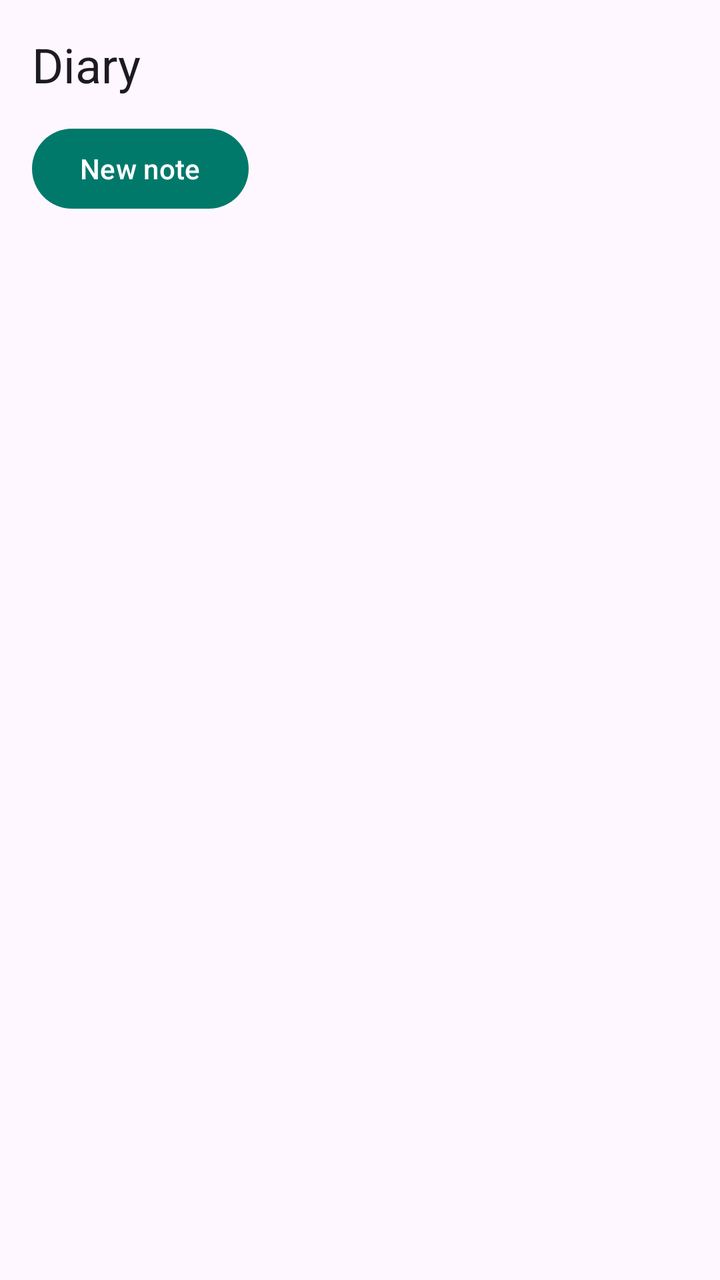
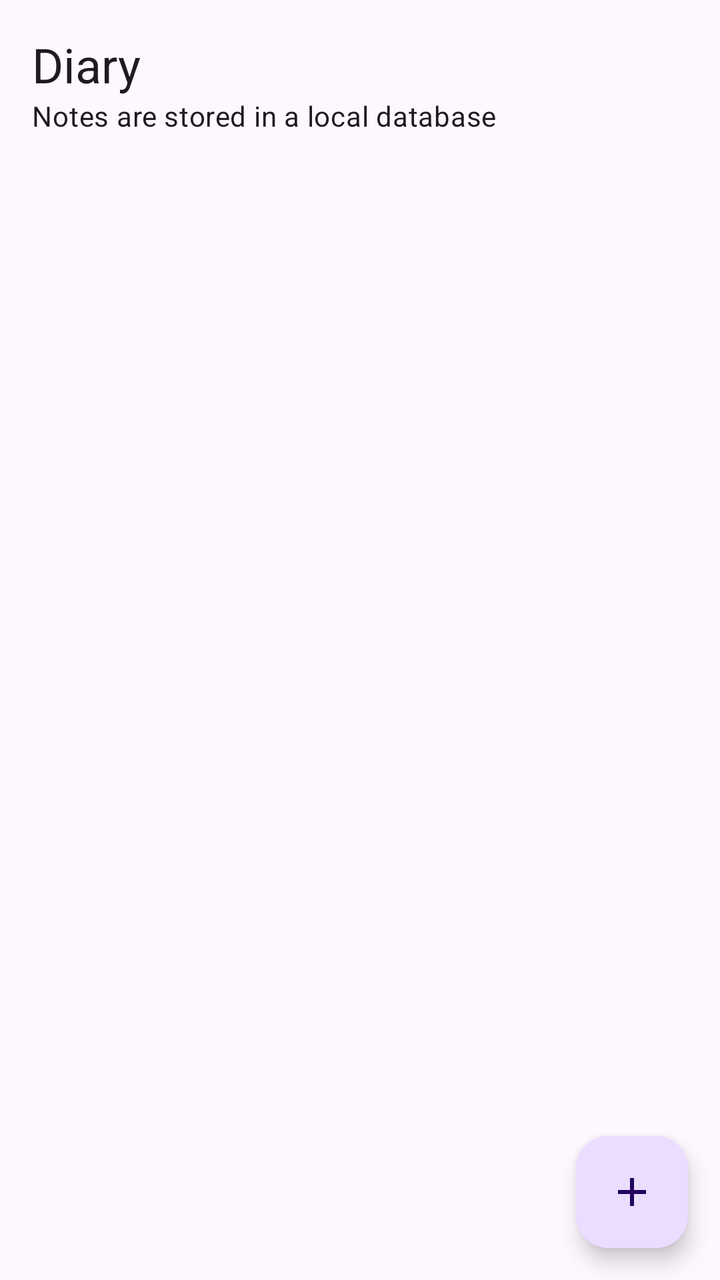

Two renders of the same Android screen: before a commit and after it. Below are the layout's source before the change and the commit's diff.
<!-- AndroidManifest.xml: application theme Theme.WellnessTracker -->
<!-- res/layout/fragment_diary.xml -->
<?xml version="1.0" encoding="utf-8"?>
<ScrollView xmlns:android="http://schemas.android.com/apk/res/android"
    android:layout_width="match_parent"
    android:layout_height="match_parent"
    android:fillViewport="true">
    <LinearLayout
        android:layout_width="match_parent"
        android:layout_height="wrap_content"
        android:orientation="vertical"
        android:padding="16dp">
        <TextView
            android:layout_width="match_parent"
            android:layout_height="wrap_content"
            android:text="@string/nav_diary"
            android:textAppearance="?attr/textAppearanceHeadlineSmall" />
        <Button
            android:id="@+id/btnDiaryAdd"
            android:layout_width="wrap_content"
            android:layout_height="wrap_content"
            android:layout_marginVertical="12dp"
            android:text="@string/diary_new" />
        <LinearLayout
            android:id="@+id/diaryEntries"
            android:layout_width="match_parent"
            android:layout_height="wrap_content"
            android:orientation="vertical" />
    </LinearLayout>
</ScrollView>
<!-- resources referenced by this layout -->
<resources>
  <string name="diary_new">New note</string>
  <string name="nav_diary">Diary</string>
  <style name="Theme.WellnessTracker" parent="Theme.Material3.DayNight.NoActionBar">
          <item name="colorPrimary">@color/primary</item>
          <item name="colorOnPrimary">@color/on_primary</item>
      </style>
  <color name="primary">#FF00796B</color>
  <color name="on_primary">#FFFFFFFF</color>
</resources>

<!-- the commit's change to res/layout/fragment_diary.xml (unified diff, before → after) -->
@@ -1,28 +1,56 @@
 <?xml version="1.0" encoding="utf-8"?>
-<ScrollView xmlns:android="http://schemas.android.com/apk/res/android"
+<FrameLayout xmlns:android="http://schemas.android.com/apk/res/android"
+    xmlns:app="http://schemas.android.com/apk/res-auto"
     android:layout_width="match_parent"
-    android:layout_height="match_parent"
-    android:fillViewport="true">
-    <LinearLayout
+    android:layout_height="match_parent">
+
+    <ScrollView
         android:layout_width="match_parent"
-        android:layout_height="wrap_content"
-        android:orientation="vertical"
-        android:padding="16dp">
-        <TextView
+        android:layout_height="match_parent"
+        android:clipToPadding="false"
+        android:paddingBottom="88dp">
+
+        <LinearLayout
             android:layout_width="match_parent"
             android:layout_height="wrap_content"
-            android:text="@string/nav_diary"
-            android:textAppearance="?attr/textAppearanceHeadlineSmall" />
-        <Button
-            android:id="@+id/btnDiaryAdd"
-            android:layout_width="wrap_content"
-            android:layout_height="wrap_content"
-            android:layout_marginVertical="12dp"
-            android:text="@string/diary_new" />
-        <LinearLayout
-            android:id="@+id/diaryEntries"
-            android:layout_width="match_parent"
-            android:layout_height="wrap_content"
-            android:orientation="vertical" />
-    </LinearLayout>
-</ScrollView>
+            android:orientation="vertical"
+            android:padding="16dp">
+
+            <TextView
+                android:layout_width="wrap_content"
+                android:layout_height="wrap_content"
+                android:text="@string/nav_diary"
+                android:textAppearance="?attr/textAppearanceHeadlineSmall" />
+
+            <TextView
+                android:layout_width="wrap_content"
+                android:layout_height="wrap_content"
+                android:layout_marginBottom="12dp"
+                android:text="@string/diary_subtitle"
+                android:textAppearance="?attr/textAppearanceBodyMedium" />
+
+            <TextView
+                android:id="@+id/tvEmpty"
+                android:layout_width="wrap_content"
+                android:layout_height="wrap_content"
+                android:text="@string/diary_empty"
+                android:textAppearance="?attr/textAppearanceBodyMedium"
+                android:visibility="gone" />
+
+            <LinearLayout
+                android:id="@+id/notesContainer"
+                android:layout_width="match_parent"
+                android:layout_height="wrap_content"
+                android:orientation="vertical" />
+        </LinearLayout>
+    </ScrollView>
+
+    <com.google.android.material.floatingactionbutton.FloatingActionButton
+        android:id="@+id/fabAdd"
+        android:layout_width="wrap_content"
+        android:layout_height="wrap_content"
+        android:layout_gravity="bottom|end"
+        android:layout_margin="16dp"
+        android:contentDescription="@string/fab_add_note"
+        app:srcCompat="@drawable/ic_add" />
+</FrameLayout>
<!-- resource entries referenced after the edit -->
@@ -1,6 +1,18 @@
 <!-- resources referenced by this layout -->
 <resources>
-  <string name="diary_new">New note</string>
+  <!-- drawable ic_add (drawable) -->
+  <vector xmlns:android="http://schemas.android.com/apk/res/android"
+      android:width="24dp"
+      android:height="24dp"
+      android:viewportWidth="24"
+      android:viewportHeight="24">
+      <path
+          android:fillColor="#FF000000"
+          android:pathData="M19,13h-6v6h-2v-6H5v-2h6V5h2v6h6v2z" />
+  </vector>
+  <string name="diary_empty">No notes yet. Tap + to add one.</string>
+  <string name="diary_subtitle">Notes are stored in a local database</string>
+  <string name="fab_add_note">Add note</string>
   <string name="nav_diary">Diary</string>
   <style name="Theme.WellnessTracker" parent="Theme.Material3.DayNight.NoActionBar">
           <item name="colorPrimary">@color/primary</item>
